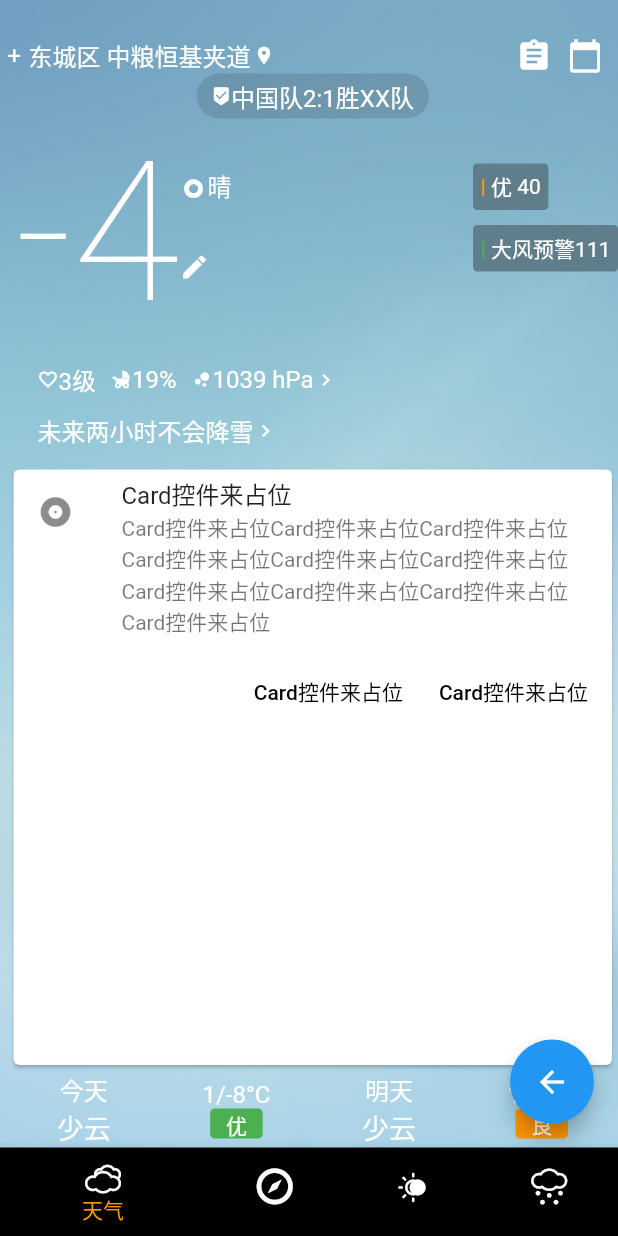
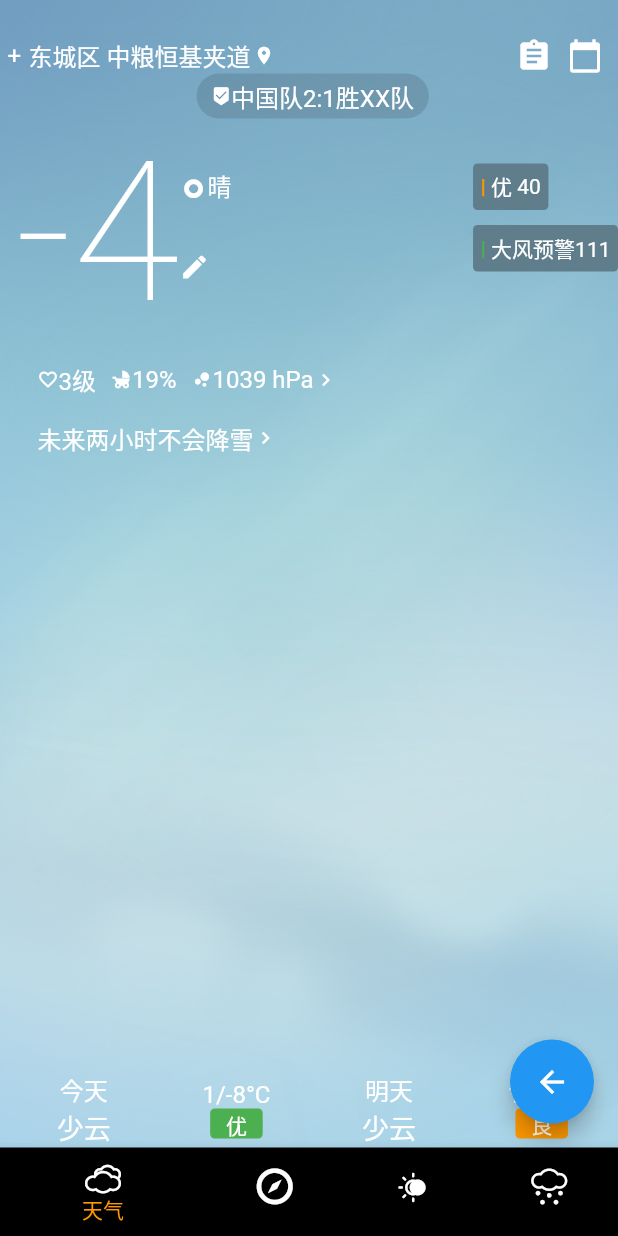
Before and after one commit to idefeng/flutter_demo, a Flutter app: the WeatherReporter screen opened directly, on a phone screen of 412 x 824 dp. Run offline on Flutter 3.47's test engine with Material 2 defaults, Android fonts, the phone set to English and light mode, and no system bars; our stand-ins replace font_awesome_flutter; Roboto replaces fonts that are missing (RobotMono).

```diff
--- a/lib/pages/weatherreporter.dart
+++ b/lib/pages/weatherreporter.dart
@@ -792,7 +792,7 @@ class WeatherInfo extends StatelessWidget {
               ],
             ),
             Padding(
-              padding: EdgeInsets.only(top: 10.0, bottom: 10.0),
+              padding: EdgeInsets.only(top: 15.0, bottom: 20.0),
               child: Row(
                 children: <Widget>[
                   Text(
@@ -812,34 +812,37 @@ class WeatherInfo extends StatelessWidget {
 
     //动态图片
     var fourthSection = Container(
-      child: Card(
-        child: Column(
-          mainAxisSize: MainAxisSize.min,
-          children: <Widget>[
-            const ListTile(
-              leading: Icon(Icons.album),
-              title: Text('Card控件来占位'),
-              subtitle: Text(
-                  'Card控件来占位Card控件来占位Card控件来占位Card控件来占位Card控件来占位Card控件来占位Card控件来占位Card控件来占位Card控件来占位Card控件来占位'),
-            ),
-            ButtonTheme.bar(
-              // make buttons use the appropriate styles for cards
-              child: ButtonBar(
-                children: <Widget>[
-                  FlatButton(
-                    child: const Text('Card控件来占位'),
-                    onPressed: () {/* ... */},
-                  ),
-                  FlatButton(
-                    child: const Text('Card控件来占位'),
-                    onPressed: () {/* ... */},
-                  ),
-                ],
-              ),
-            ),
-          ],
-        ),
-      ),
+      child: Container(
+        child: null,
+      )
+      // Card(
+      //   child: Column(
+      //     mainAxisSize: MainAxisSize.min,
+      //     children: <Widget>[
+      //       const ListTile(
+      //         leading: Icon(Icons.album),
+      //         title: Text('Card控件来占位'),
+      //         subtitle: Text(
+      //             'Card控件来占位Card控件来占位Card控件来占位Card控件来占位Card控件来占位Card控件来占位Card控件来占位Card控件来占位Card控件来占位Card控件来占位'),
+      //       ),
+      //       ButtonTheme.bar(
+      //         // make buttons use the appropriate styles for cards
+      //         child: ButtonBar(
+      //           children: <Widget>[
+      //             FlatButton(
+      //               child: const Text('Card控件来占位'),
+      //               onPressed: () {/* ... */},
+      //             ),
+      //             FlatButton(
+      //               child: const Text('Card控件来占位'),
+      //               onPressed: () {/* ... */},
+      //             ),
+      //           ],
+      //         ),
+      //       ),
+      //     ],
+      //   ),
+      // ),
     );
 
     //底部，今天明天天气
```
